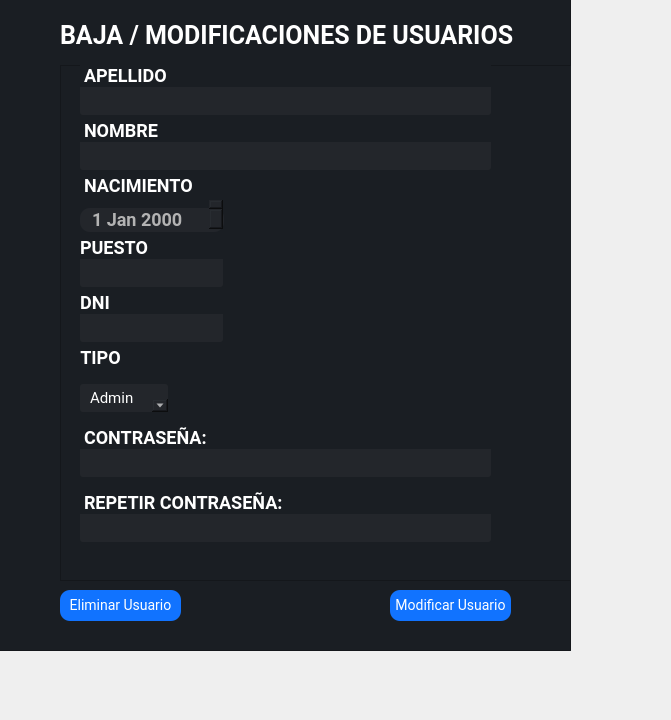
This is Interfaces/main/bm_user.ui in juanignaciocansillieri/Proyecto-Final as Qt 5 draws it before an edit. The edited form follows.
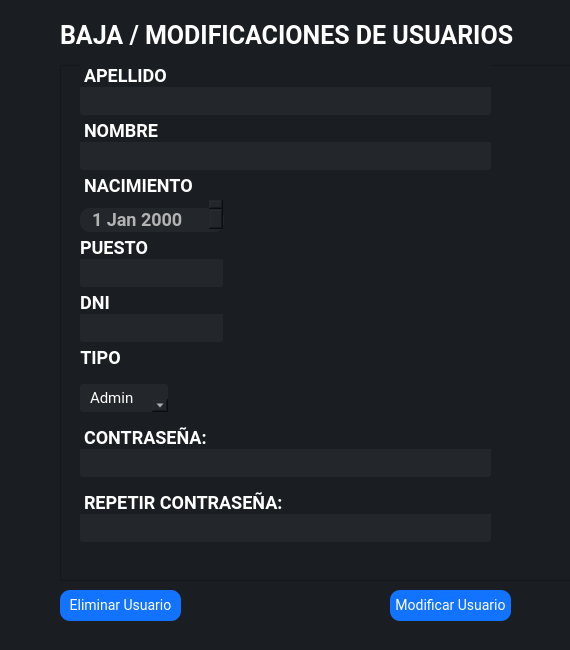
This is the edited form.

The edit to the form file:
```diff
--- a/Interfaces/main/bm_user.ui
+++ b/Interfaces/main/bm_user.ui
@@ -6,14 +6,26 @@
    <rect>
     <x>0</x>
     <y>0</y>
-    <width>671</width>
-    <height>720</height>
+    <width>569</width>
+    <height>648</height>
    </rect>
   </property>
   <property name="windowTitle">
    <string>MainWindow</string>
   </property>
   <widget class="QWidget" name="centralwidget">
+   <property name="minimumSize">
+    <size>
+     <width>570</width>
+     <height>650</height>
+    </size>
+   </property>
+   <property name="maximumSize">
+    <size>
+     <width>570</width>
+     <height>16777215</height>
+    </size>
+   </property>
    <widget class="QFrame" name="frame">
     <property name="geometry">
      <rect>
```
